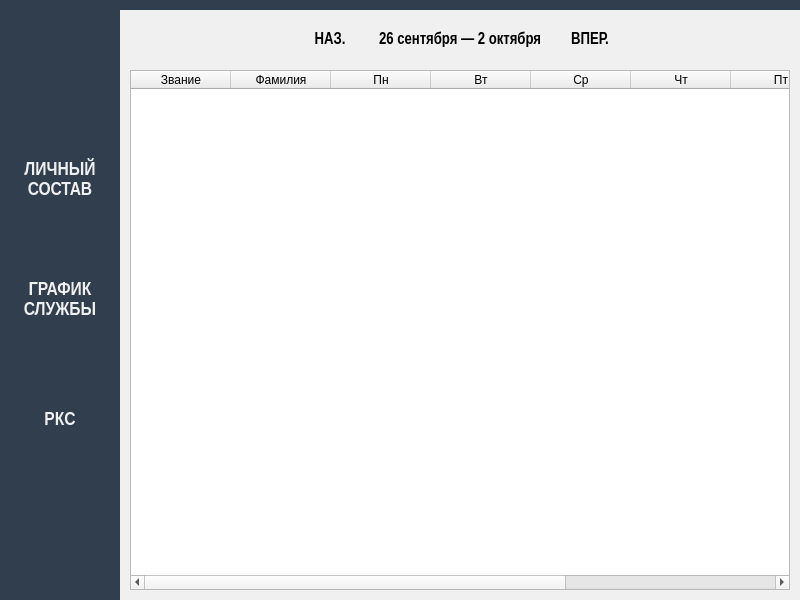
First picture: the form in widget.ui, repository DNDCpp/QT_army_project, before the edit.
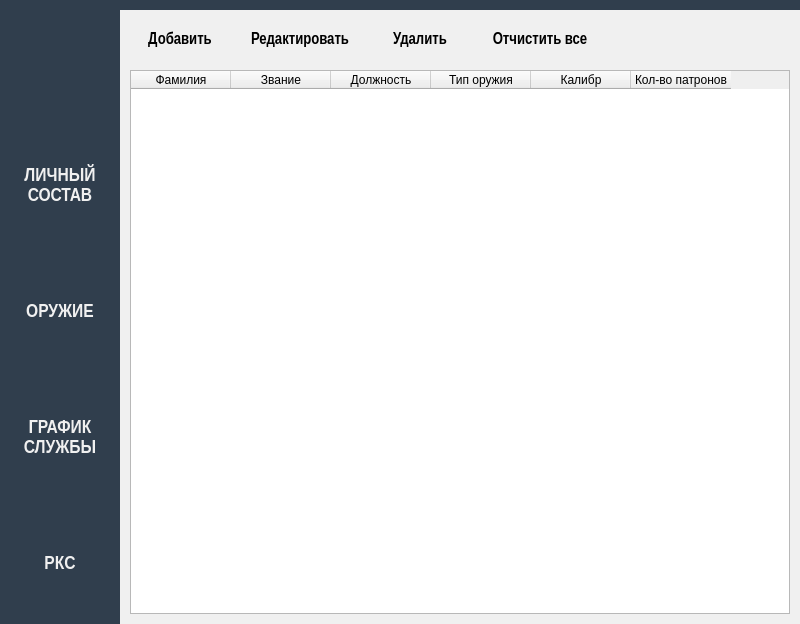
Second picture: the form after the edit. Icons and pictures are not drawn.

Commit message: Добавлена страница Оружие

The edit to the form file:
```diff
--- a/widget.ui
+++ b/widget.ui
@@ -33,7 +33,7 @@
 	border-color: rgb(36, 110, 183);
 }
 
-#pageOne,#pageTwo,#pageThree
+#pageOne,#pageTwo,#pageThree,#pageFour
 {
 	color: rgb(240, 240, 240);
 	border-color: rgb(48, 62, 77);
@@ -62,17 +62,24 @@
 	border-left-color: rgb(36, 110, 183);
 }
 
-#page,#page_2{
+#pageFour[pagematches=true]
+{
+	background-color: rgb(93, 108, 124);
+	border-left-style: ridge;
+	border-left-color: rgb(36, 110, 183);
+}
+
+#page,#page_2,#page_4{
 	background-color: rgb(240, 240, 240);
 }
 
-#buttonEdit, #buttonAdd, #buttonDeleteAll,#buttonDelete,#buttonNextWeek,#buttonPreviousWeek
+#buttonEdit, #buttonAdd, #buttonDeleteAll,#buttonDelete,#buttonNextWeek,#buttonPreviousWeek,#buttonEdit_2, #buttonAdd_2, #buttonDeleteAll_2,#buttonDelete_2
 {
 	background-color: rgb(240, 240, 240);
 	border-width: 0px;
 	border-style: solid;
 }
-#buttonEdit:hover, #buttonAdd:hover, #buttonDelete:hover, #buttonDeleteAll:hover,#buttonNextWeek:hover,#buttonPreviousWeek:hover
+#buttonEdit:hover, #buttonAdd:hover, #buttonDelete:hover, #buttonDeleteAll:hover,#buttonNextWeek:hover,#buttonPreviousWeek:hover,#buttonEdit_2:hover, #buttonAdd_2:hover, #buttonDeleteAll_2:hover,#buttonDelete_2:hover
 {
 background-color: rgb(110, 110, 110);
 color: white
@@ -101,9 +108,6 @@
    </property>
    <item>
     <layout class="QVBoxLayout" name="verticalLayout">
-     <property name="spacing">
-      <number>0</number>
-     </property>
      <item>
       <layout class="QHBoxLayout" name="horizontalLayout_3">
        <property name="spacing">
@@ -193,6 +197,42 @@
        </property>
       </widget>
      </item>
+     <item>
+      <widget class="QPushButton" name="pageFour">
+       <property name="sizePolicy">
+        <sizepolicy hsizetype="Fixed" vsizetype="Fixed">
+         <horstretch>0</horstretch>
+         <verstretch>0</verstretch>
+        </sizepolicy>
+       </property>
+       <property name="minimumSize">
+        <size>
+         <width>120</width>
+         <height>120</height>
+        </size>
+       </property>
+       <property name="font">
+        <font>
+         <family>Arial Narrow</family>
+         <pointsize>14</pointsize>
+         <weight>75</weight>
+         <bold>true</bold>
+        </font>
+       </property>
+       <property name="text">
+        <string>ОРУЖИЕ</string>
+       </property>
+       <property name="autoDefault">
+        <bool>false</bool>
+       </property>
+       <property name="default">
+        <bool>false</bool>
+       </property>
+       <property name="flat">
+        <bool>true</bool>
+       </property>
+      </widget>
+     </item>
      <item>
       <widget class="QPushButton" name="pageThree">
        <property name="sizePolicy">
@@ -284,7 +324,7 @@
    <item>
     <widget class="QStackedWidget" name="stackedWidget">
      <property name="currentIndex">
-      <number>2</number>
+      <number>3</number>
      </property>
      <widget class="QWidget" name="page">
       <property name="styleSheet">
@@ -758,6 +798,232 @@
        </item>
       </layout>
      </widget>
+     <widget class="QWidget" name="page_4">
+      <layout class="QVBoxLayout" name="verticalLayout_4">
+       <property name="spacing">
+        <number>0</number>
+       </property>
+       <property name="leftMargin">
+        <number>10</number>
+       </property>
+       <property name="topMargin">
+        <number>0</number>
+       </property>
+       <property name="rightMargin">
+        <number>10</number>
+       </property>
+       <property name="bottomMargin">
+        <number>10</number>
+       </property>
+       <item>
+        <layout class="QHBoxLayout" name="horizontalLayout_5">
+         <property name="spacing">
+          <number>0</number>
+         </property>
+         <item>
+          <widget class="QPushButton" name="buttonAdd_2">
+           <property name="sizePolicy">
+            <sizepolicy hsizetype="Fixed" vsizetype="Fixed">
+             <horstretch>0</horstretch>
+             <verstretch>0</verstretch>
+            </sizepolicy>
+           </property>
+           <property name="minimumSize">
+            <size>
+             <width>100</width>
+             <height>60</height>
+            </size>
+           </property>
+           <property name="font">
+            <font>
+             <family>Arial Narrow</family>
+             <pointsize>12</pointsize>
+             <weight>75</weight>
+             <bold>true</bold>
+            </font>
+           </property>
+           <property name="text">
+            <string>Добавить</string>
+           </property>
+           <property name="autoDefault">
+            <bool>false</bool>
+           </property>
+           <property name="flat">
+            <bool>false</bool>
+           </property>
+          </widget>
+         </item>
+         <item>
+          <widget class="QPushButton" name="buttonEdit_2">
+           <property name="sizePolicy">
+            <sizepolicy hsizetype="Fixed" vsizetype="Fixed">
+             <horstretch>0</horstretch>
+             <verstretch>0</verstretch>
+            </sizepolicy>
+           </property>
+           <property name="minimumSize">
+            <size>
+             <width>140</width>
+             <height>60</height>
+            </size>
+           </property>
+           <property name="font">
+            <font>
+             <family>Arial Narrow</family>
+             <pointsize>12</pointsize>
+             <weight>75</weight>
+             <bold>true</bold>
+            </font>
+           </property>
+           <property name="text">
+            <string>Редактировать</string>
+           </property>
+           <property name="autoDefault">
+            <bool>false</bool>
+           </property>
+           <property name="flat">
+            <bool>false</bool>
+           </property>
+          </widget>
+         </item>
+         <item>
+          <widget class="QPushButton" name="buttonDelete_2">
+           <property name="sizePolicy">
+            <sizepolicy hsizetype="Fixed" vsizetype="Fixed">
+             <horstretch>0</horstretch>
+             <verstretch>0</verstretch>
+            </sizepolicy>
+           </property>
+           <property name="minimumSize">
+            <size>
+             <width>100</width>
+             <height>60</height>
+            </size>
+           </property>
+           <property name="font">
+            <font>
+             <family>Arial Narrow</family>
+             <pointsize>12</pointsize>
+             <weight>75</weight>
+             <bold>true</bold>
+            </font>
+           </property>
+           <property name="text">
+            <string>Удалить</string>
+           </property>
+          </widget>
+         </item>
+         <item>
+          <widget class="QPushButton" name="buttonDeleteAll_2">
+           <property name="sizePolicy">
+            <sizepolicy hsizetype="Fixed" vsizetype="Fixed">
+             <horstretch>0</horstretch>
+             <verstretch>0</verstretch>
+            </sizepolicy>
+           </property>
+           <property name="minimumSize">
+            <size>
+             <width>140</width>
+             <height>60</height>
+            </size>
+           </property>
+           <property name="font">
+            <font>
+             <family>Arial Narrow</family>
+             <pointsize>12</pointsize>
+             <weight>75</weight>
+             <bold>true</bold>
+            </font>
+           </property>
+           <property name="text">
+            <string>Отчистить все</string>
+           </property>
+           <property name="autoDefault">
+            <bool>false</bool>
+           </property>
+           <property name="flat">
+            <bool>false</bool>
+           </property>
+          </widget>
+         </item>
+         <item>
+          <spacer name="horizontalSpacer_4">
+           <property name="orientation">
+            <enum>Qt::Horizontal</enum>
+           </property>
+           <property name="sizeHint" stdset="0">
+            <size>
+             <width>40</width>
+             <height>20</height>
+            </size>
+           </property>
+          </spacer>
+         </item>
+        </layout>
+       </item>
+       <item>
+        <widget class="QTableWidget" name="soldiersTable_3">
+         <property name="editTriggers">
+          <set>QAbstractItemView::NoEditTriggers</set>
+         </property>
+         <property name="alternatingRowColors">
+          <bool>true</bool>
+         </property>
+         <property name="selectionBehavior">
+          <enum>QAbstractItemView::SelectRows</enum>
+         </property>
+         <property name="showGrid">
+          <bool>true</bool>
+         </property>
+         <property name="gridStyle">
+          <enum>Qt::NoPen</enum>
+         </property>
+         <property name="sortingEnabled">
+          <bool>true</bool>
+         </property>
+         <attribute name="horizontalHeaderShowSortIndicator" stdset="0">
+          <bool>true</bool>
+         </attribute>
+         <attribute name="horizontalHeaderStretchLastSection">
+          <bool>false</bool>
+         </attribute>
+         <attribute name="verticalHeaderCascadingSectionResizes">
+          <bool>false</bool>
+         </attribute>
+         <column>
+          <property name="text">
+           <string>Фамилия</string>
+          </property>
+         </column>
+         <column>
+          <property name="text">
+           <string>Звание</string>
+          </property>
+         </column>
+         <column>
+          <property name="text">
+           <string>Должность</string>
+          </property>
+         </column>
+         <column>
+          <property name="text">
+           <string>Тип оружия</string>
+          </property>
+         </column>
+         <column>
+          <property name="text">
+           <string>Калибр</string>
+          </property>
+         </column>
+         <column>
+          <property name="text">
+           <string>Кол-во патронов</string>
+          </property>
+         </column>
+        </widget>
+       </item>
+      </layout>
+     </widget>
     </widget>
    </item>
   </layout>
```
Left out of the diff: 15 changed lines with no effect on the pictures. The commit also changes 2 other files.
